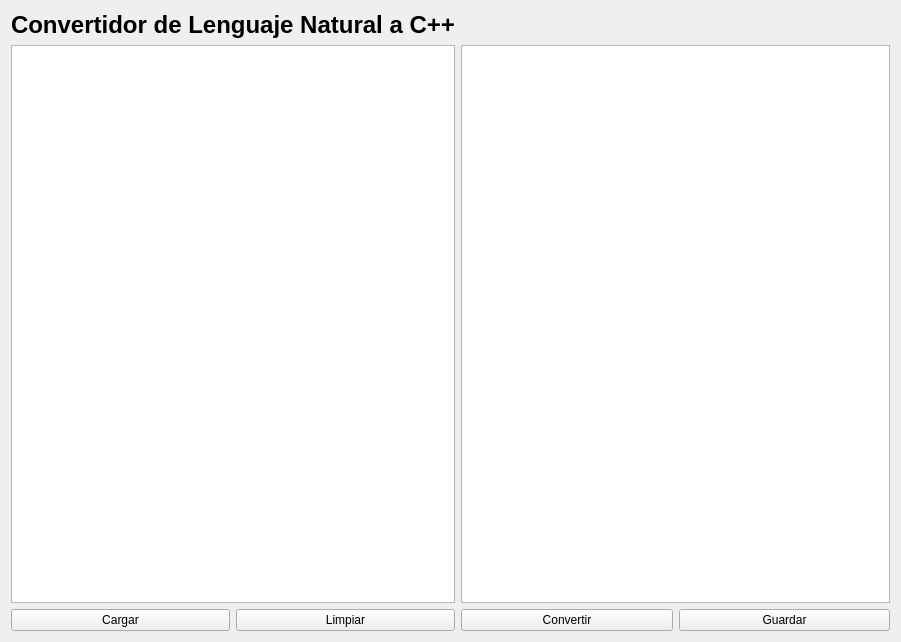
Before: the Qt Designer form nl2cpp/main_view.ui in Jumaikel/nl2cpp, drawn with Qt 5.
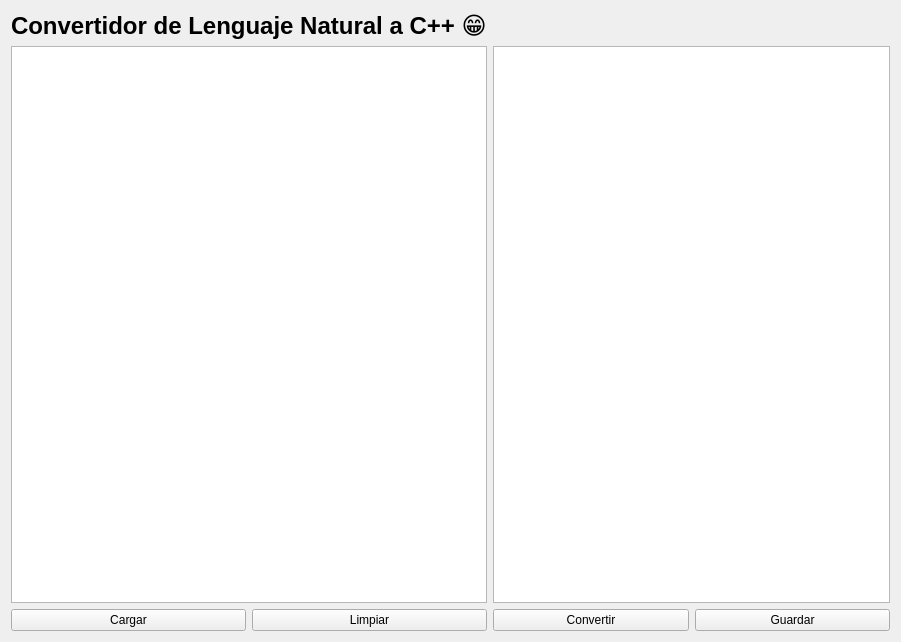
After: the same form once the commit is applied.

```diff
--- a/nl2cpp/main_view.ui
+++ b/nl2cpp/main_view.ui
@@ -78,7 +78,7 @@
        </font>
       </property>
       <property name="text">
-       <string>Convertidor de Lenguaje Natural a C++</string>
+       <string>Convertidor de Lenguaje Natural a C++ 😁</string>
       </property>
      </widget>
     </item>
```
